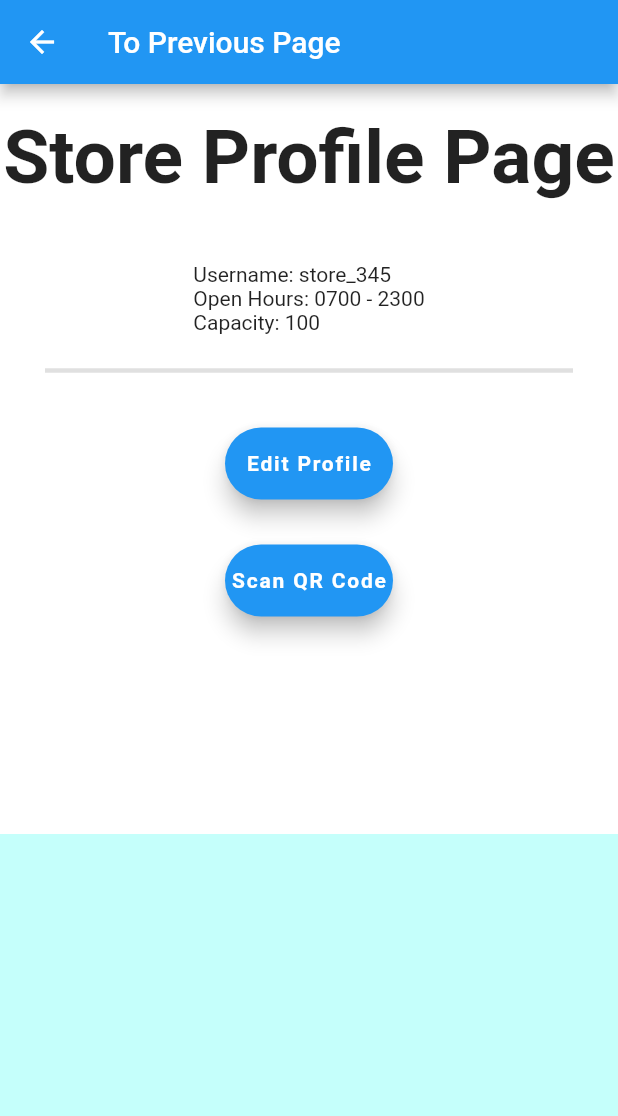
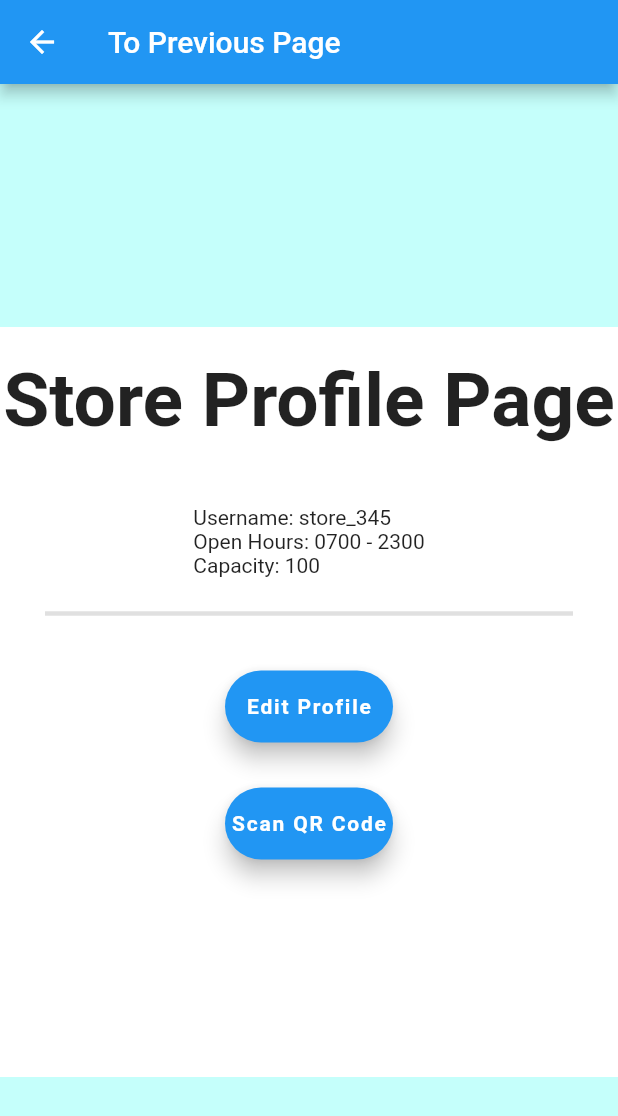
Before and after one commit to Hunter-Chambers/CLup, a Flutter app: the screen it shows after launch, after a tap on "Store", on a phone screen of 412 x 824 dp. Shown: the top 1116 px of the screen. Run offline on Flutter 3.47's test engine with Material 2 defaults, Android fonts, the phone set to English and light mode, and no system bars; our stand-ins replace fluttertoast, qr_flutter; missing offline and left inert: dart:html, jsqr, us_states; project files that could hold a hidden picture were left out.

Commit message:
updated StoreProfile/* scroll views to include screen sized container

```diff
--- a/clup/lib/StoreProfile/StoreEdit.dart
+++ b/clup/lib/StoreProfile/StoreEdit.dart
@@ -66,6 +66,10 @@ class _StoreEditState extends State<StoreEdit> {
 
         body: SingleChildScrollView(
           child:
+          Container(
+            height:MediaQuery.of(context).size.height,
+            width:MediaQuery.of(context).size.width,
+            child:
             Center(
               // center white column
               child: Container(
@@ -416,6 +420,8 @@ class _StoreEditState extends State<StoreEdit> {
                 ),
               ),
             ),
+          ),
+
            ),
 
       ),
--- a/clup/lib/StoreProfile/StoreLogin.dart
+++ b/clup/lib/StoreProfile/StoreLogin.dart
@@ -36,6 +36,10 @@ class _StoreLoginState extends State<StoreLogin> {
 
       body: SingleChildScrollView(
         child:
+        Container(
+          height:MediaQuery.of(context).size.height,
+          width:MediaQuery.of(context).size.width,
+          child:
           Center(
             // center white box
             child: Container(
@@ -136,6 +140,8 @@ class _StoreLoginState extends State<StoreLogin> {
               ),
             ),
           ),
+        ),
+
          ),
 
     );
--- a/clup/lib/StoreProfile/StoreSignup.dart
+++ b/clup/lib/StoreProfile/StoreSignup.dart
@@ -39,6 +39,10 @@ class _StoreSignupState extends State<StoreSignup> {
 
         body: SingleChildScrollView(
           child:
+          Container(
+            height:MediaQuery.of(context).size.height,
+            width:MediaQuery.of(context).size.width,
+            child:
             Center(
               // center white column
               child: Container(
@@ -563,6 +567,8 @@ class _StoreSignupState extends State<StoreSignup> {
                 ),
               ),
             ),
+          ),
+
            ),
 
       ),
```
